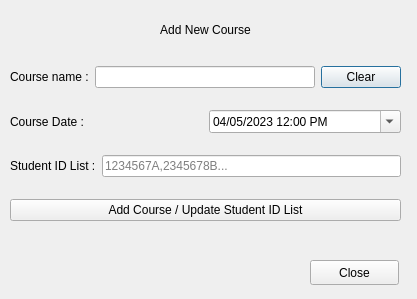
Qt form UI/punchin/addcoursewindow.ui (lkobnas/Attendance-recording-system) before a commit.
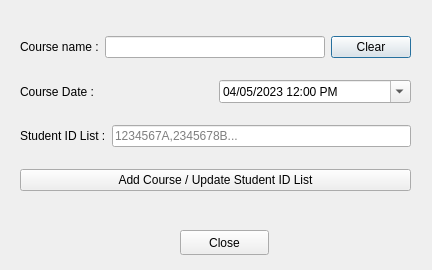
The same form after that commit.

Commit message: Update progress in UI, added admin mode, added tableview header, added current time and timer

```diff
--- a/UI/punchin/addcoursewindow.ui
+++ b/UI/punchin/addcoursewindow.ui
@@ -6,40 +6,18 @@
    <rect>
     <x>0</x>
     <y>0</y>
-    <width>417</width>
-    <height>299</height>
+    <width>432</width>
+    <height>270</height>
    </rect>
   </property>
   <property name="windowTitle">
    <string>Dialog</string>
   </property>
-  <widget class="QWidget" name="horizontalLayoutWidget_10">
-   <property name="geometry">
-    <rect>
-     <x>10</x>
-     <y>19</y>
-     <width>391</width>
-     <height>21</height>
-    </rect>
-   </property>
-   <layout class="QHBoxLayout" name="horizontalLayout_10">
-    <item>
-     <widget class="QLabel" name="label_7">
-      <property name="text">
-       <string>Add New Course</string>
-      </property>
-      <property name="alignment">
-       <set>Qt::AlignCenter</set>
-      </property>
-     </widget>
-    </item>
-   </layout>
-  </widget>
   <widget class="QWidget" name="gridLayoutWidget_2">
    <property name="geometry">
     <rect>
-     <x>10</x>
-     <y>50</y>
+     <x>20</x>
+     <y>20</y>
      <width>391</width>
      <height>191</height>
     </rect>
@@ -131,8 +109,8 @@
   <widget class="QPushButton" name="closeButton">
    <property name="geometry">
     <rect>
-     <x>310</x>
-     <y>260</y>
+     <x>180</x>
+     <y>230</y>
      <width>89</width>
      <height>25</height>
     </rect>
```
The commit also changes 6 other files.
